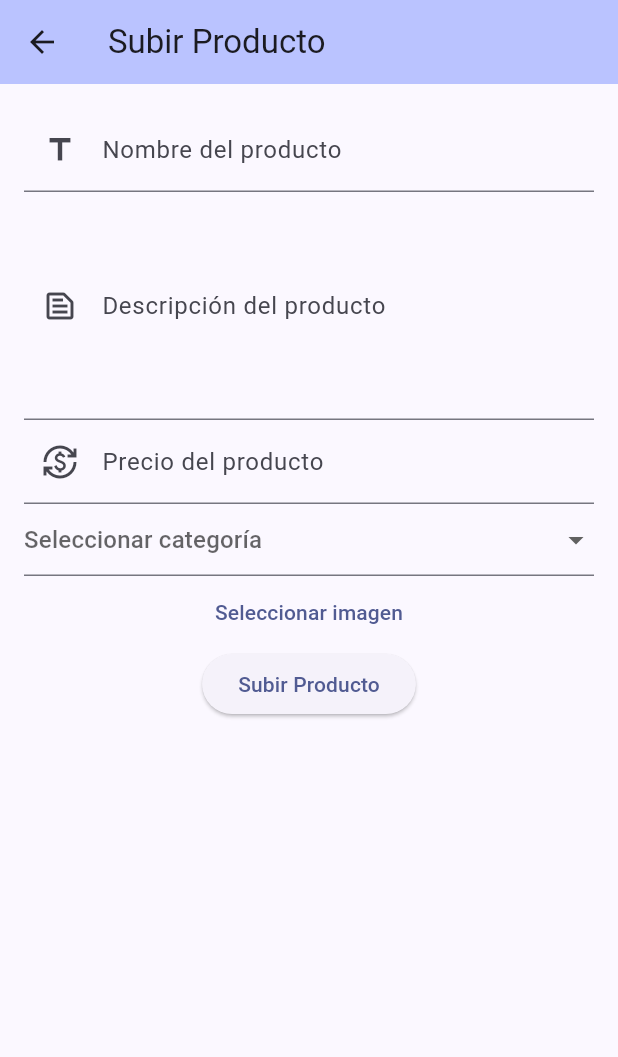
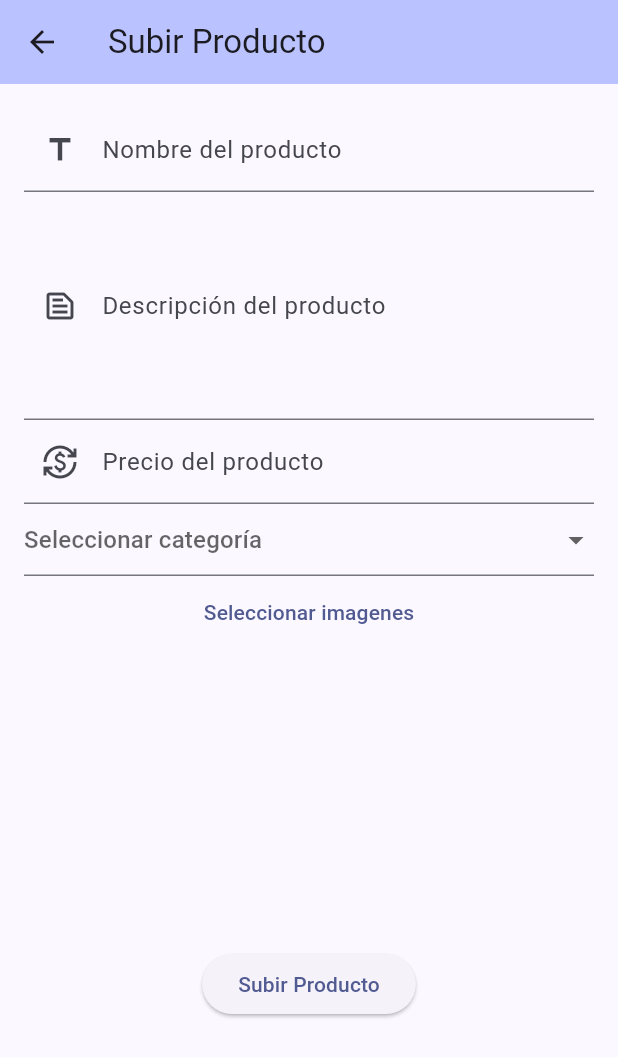
Before and after one commit to JUANIMAN/tiangucciApp, a Flutter app: the SubirProducto screen opened directly, on a phone screen of 412 x 824 dp. Shown: the top 1057 px of the screen. Run offline on Flutter 3.47's test engine with Material 3 defaults, Android fonts, the phone set to English and light mode, and no system bars; our stand-ins replace carousel_slider, image_picker, photo_view, shared_preferences; accounts and stored records are empty.

Commit message:
Ahora se pueden añadir mas imagenes y eleiminarlas

```diff
--- a/lib/vistas/subir_articulo.dart
+++ b/lib/vistas/subir_articulo.dart
@@ -1,6 +1,4 @@
 import 'dart:io';
-
-import 'package:flutter/cupertino.dart';
 import 'package:flutter/material.dart';
 import 'package:image_picker/image_picker.dart';
 
@@ -17,18 +15,15 @@ class _SubirProductoState extends State<SubirProducto> {
   final _descriptionController = TextEditingController();
   final _priceController = TextEditingController();
   final _categoryController = TextEditingController();
-  File? _imageFile;
+  List<File>? _imageFile;
   final List<String> _categories = ['electronica', 'ropa', 'deporte', 'otros'];
   String? _selectedCategory;
 
-  Future<void> _pickImage() async {
-    final pickedImage =
-        await ImagePicker().pickImage(source: ImageSource.gallery);
-    if (pickedImage != null) {
+  Future<void> _pickImages() async {
+    final pickedImages = await ImagePicker().pickMultiImage();
     setState(() {
-        _imageFile = File(pickedImage.path);
+      _imageFile = pickedImages.map((image) => File(image.path)).toList();
     });
-    }
   }
 
   Future<void> _uploadProduct() async {
@@ -127,19 +122,47 @@ class _SubirProductoState extends State<SubirProducto> {
                   },
                 ),
 
-                // Product Image Picker
-                Column(
-                  children: [
                 TextButton(
-                      onPressed: _pickImage,
-                      child: const Text('Seleccionar imagen'),
+                  onPressed: _pickImages,
+                  child: const Text('Seleccionar imagenes'),
                 ),
-                    if (_imageFile != null)
+
+                Row(
+                  children: <Widget>[
+                    Expanded(
+                      child: SizedBox(
+                        height: 200.0,
+                        child: ListView.builder(
+                          scrollDirection: Axis.horizontal,
+                          itemCount: _imageFile?.length ?? 0, // Verifica si _imageFile no es nulo
+                          itemBuilder: (BuildContext ctxt, int index) {
+                            final imageFile = _imageFile?[index];
+                            if (imageFile != null) {
+                              return Stack(
+                                alignment: Alignment.topRight,
+                                children: <Widget>[
                                   Image.file(
-                        _imageFile!,
+                                    imageFile,
+                                    width: 200.0,
                                     height: 200.0,
-                        width: 200.0,
                                     fit: BoxFit.cover,
+                                  ),
+                                  IconButton(
+                                    icon: const Icon(Icons.remove_circle, color: Colors.red),
+                                    onPressed: () {
+                                      setState(() {
+                                        _imageFile?.removeAt(index); // Elimina la imagen seleccionada
+                                      });
+                                    },
+                                  ),
+                                ],
+                              );
+                            } else {
+                              return const Text('No hay imagen seleccionada');
+                            }
+                          },
+                        ),
+                      ),
                     ),
                   ],
                 ),
```
Lines whose indentation alone changed are shown as unchanged.
